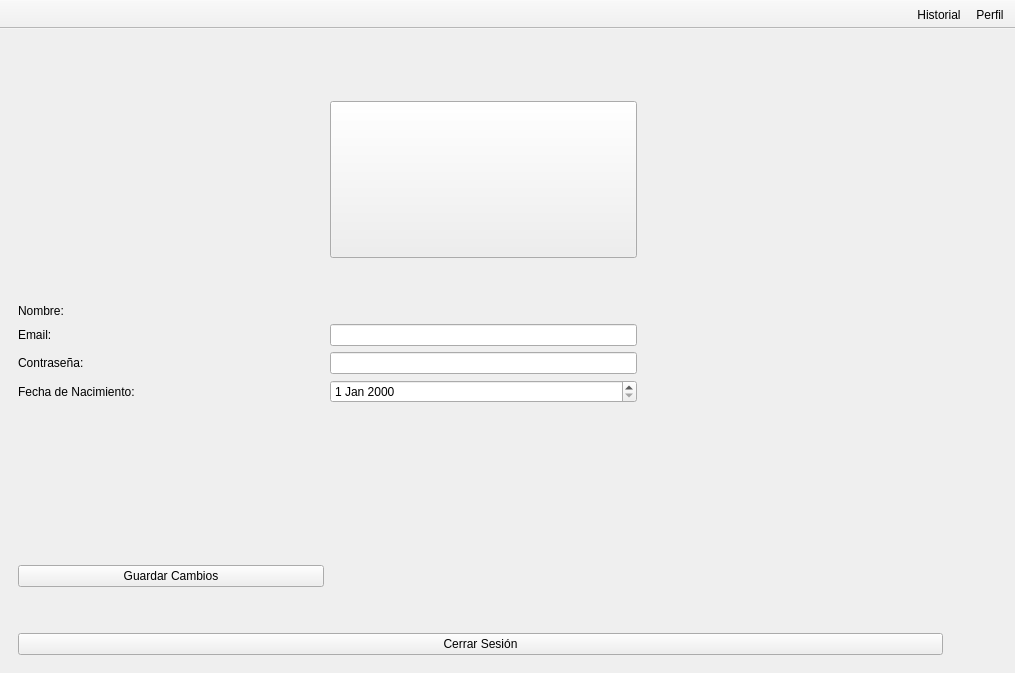
Before: the Qt Designer form mainwindow.ui in raqquel21/carta-nautica, drawn with Qt 5.
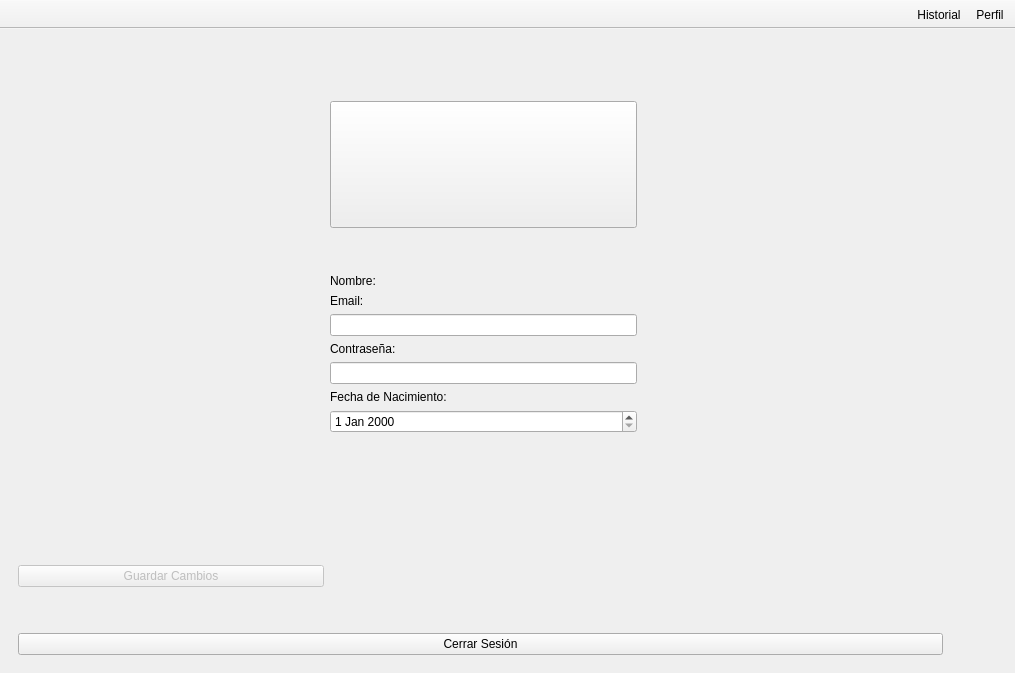
After: the same form once the commit is applied. The open tabs and pages were chosen to show the change. Icons and pictures are not drawn.

Commit message: Perfil modificable v0.9 + exclusive compas

```diff
--- a/mainwindow.ui
+++ b/mainwindow.ui
@@ -660,46 +660,6 @@
           </item>
           <item row="4" column="0">
            <layout class="QGridLayout" name="gridLayout_8">
-            <item row="5" column="0">
-             <widget class="QLabel" name="nacimiento">
-              <property name="text">
-               <string>Fecha de Nacimiento:</string>
-              </property>
-             </widget>
-            </item>
-            <item row="4" column="0">
-             <widget class="QLabel" name="contrasenya">
-              <property name="text">
-               <string>Contraseña:</string>
-              </property>
-             </widget>
-            </item>
-            <item row="2" column="0">
-             <widget class="QLabel" name="nombre">
-              <property name="text">
-               <string>Nombre:</string>
-              </property>
-             </widget>
-            </item>
-            <item row="1" column="1">
-             <spacer name="verticalSpacer_8">
-              <property name="orientation">
-               <enum>Qt::Orientation::Vertical</enum>
-              </property>
-              <property name="sizeType">
-               <enum>QSizePolicy::Policy::Preferred</enum>
-              </property>
-              <property name="sizeHint" stdset="0">
-               <size>
-                <width>20</width>
-                <height>40</height>
-               </size>
-              </property>
-             </spacer>
-            </item>
-            <item row="4" column="1">
-             <widget class="QLineEdit" name="passwordEdit"/>
-            </item>
             <item row="0" column="1">
              <widget class="QPushButton" name="PerfilImage">
               <property name="sizePolicy">
@@ -719,6 +679,52 @@
               </property>
              </widget>
             </item>
+            <item row="12" column="0">
+             <widget class="QPushButton" name="guardarPerfil">
+              <property name="enabled">
+               <bool>false</bool>
+              </property>
+              <property name="text">
+               <string>Guardar Cambios</string>
+              </property>
+             </widget>
+            </item>
+            <item row="6" column="1">
+             <widget class="QLabel" name="contrasenya">
+              <property name="text">
+               <string>Contraseña:</string>
+              </property>
+             </widget>
+            </item>
+            <item row="1" column="1">
+             <spacer name="verticalSpacer_8">
+              <property name="orientation">
+               <enum>Qt::Orientation::Vertical</enum>
+              </property>
+              <property name="sizeType">
+               <enum>QSizePolicy::Policy::Preferred</enum>
+              </property>
+              <property name="sizeHint" stdset="0">
+               <size>
+                <width>20</width>
+                <height>40</height>
+               </size>
+              </property>
+             </spacer>
+            </item>
+            <item row="10" column="1">
+             <spacer name="verticalSpacer_16">
+              <property name="orientation">
+               <enum>Qt::Orientation::Vertical</enum>
+              </property>
+              <property name="sizeHint" stdset="0">
+               <size>
+                <width>20</width>
+                <height>40</height>
+               </size>
+              </property>
+             </spacer>
+            </item>
             <item row="0" column="0">
              <spacer name="horizontalSpacer_7">
               <property name="orientation">
@@ -732,19 +738,23 @@
               </property>
              </spacer>
             </item>
-            <item row="3" column="1">
+            <item row="2" column="1">
+             <widget class="QLabel" name="nombre">
+              <property name="text">
+               <string>Nombre:</string>
+              </property>
+             </widget>
+            </item>
+            <item row="5" column="1">
              <widget class="QLineEdit" name="emailEdit"/>
             </item>
-            <item row="3" column="0">
+            <item row="4" column="1">
              <widget class="QLabel" name="email">
               <property name="text">
                <string>Email:</string>
               </property>
              </widget>
             </item>
-            <item row="5" column="1">
-             <widget class="QDateEdit" name="dateEdit"/>
-            </item>
             <item row="0" column="2">
              <spacer name="horizontalSpacer_6">
               <property name="orientation">
@@ -758,23 +768,16 @@
               </property>
              </spacer>
             </item>
-            <item row="6" column="1">
-             <spacer name="verticalSpacer_16">
-              <property name="orientation">
-               <enum>Qt::Orientation::Vertical</enum>
-              </property>
-              <property name="sizeHint" stdset="0">
-               <size>
-                <width>20</width>
-                <height>40</height>
-               </size>
-              </property>
-             </spacer>
+            <item row="7" column="1">
+             <widget class="QLineEdit" name="passwordEdit"/>
             </item>
-            <item row="8" column="0">
-             <widget class="QPushButton" name="guardarPerfil">
+            <item row="9" column="1">
+             <widget class="QDateEdit" name="dateEdit"/>
+            </item>
+            <item row="8" column="1">
+             <widget class="QLabel" name="nacimiento">
               <property name="text">
-               <string>Guardar Cambios</string>
+               <string>Fecha de Nacimiento:</string>
               </property>
              </widget>
             </item>
```
Left out of the diff: 6 changed lines with no effect on the pictures. The commit also changes 2 other files.
